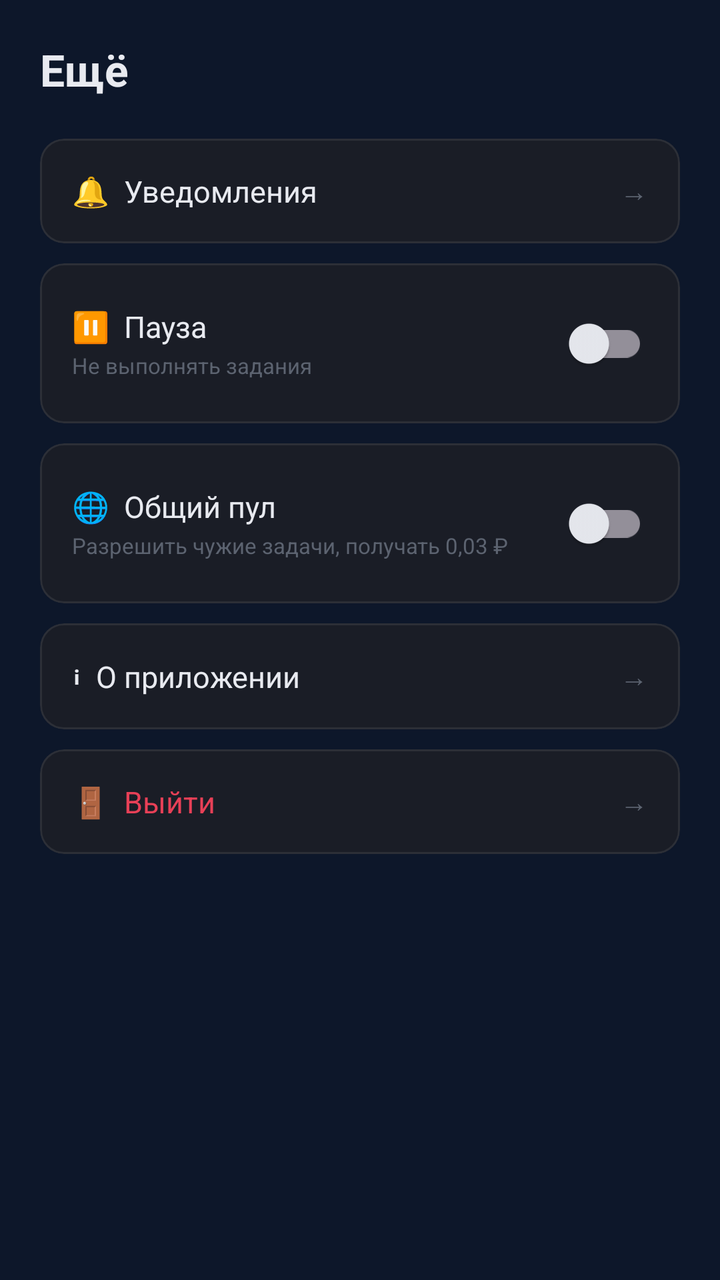
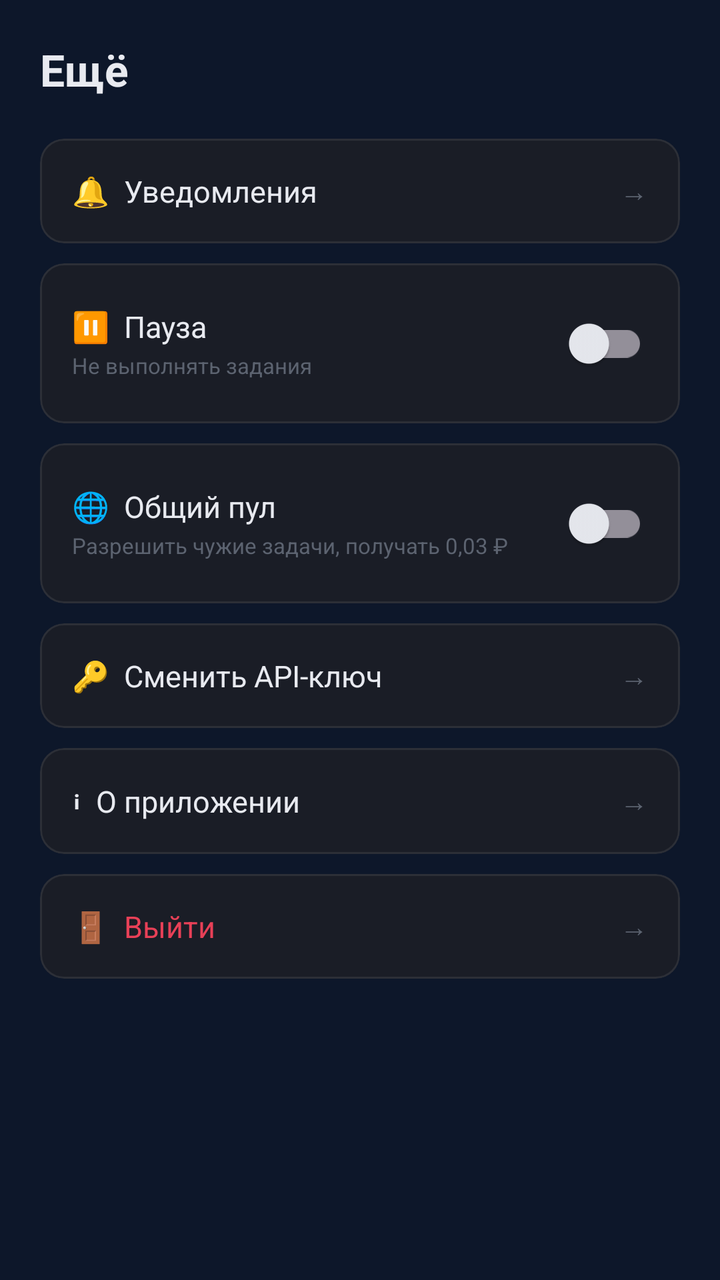

Screens rendered from an Android XML layout before and after an edit, with the pre-edit source and the edit as a unified diff.
<!-- AndroidManifest.xml: application theme Theme.SvoiLid -->
<!-- res/layout/fragment_more.xml -->
<?xml version="1.0" encoding="utf-8"?>
<androidx.core.widget.NestedScrollView xmlns:android="http://schemas.android.com/apk/res/android"
    xmlns:app="http://schemas.android.com/apk/res-auto"
    android:layout_width="match_parent"
    android:layout_height="match_parent"
    android:background="@color/bg_main"
    android:fillViewport="true">

    <LinearLayout
        android:layout_width="match_parent"
        android:layout_height="wrap_content"
        android:orientation="vertical"
        android:padding="20dp">

        <TextView
            android:layout_width="match_parent"
            android:layout_height="wrap_content"
            android:text="Ещё"
            android:textColor="@color/text_primary"
            android:textSize="22sp"
            android:textStyle="bold"
            android:layout_marginBottom="20dp" />

        
        <com.google.android.material.card.MaterialCardView
            android:layout_width="match_parent"
            android:layout_height="wrap_content"
            android:layout_marginBottom="10dp"
            app:cardBackgroundColor="@color/bg_card"
            app:cardCornerRadius="12dp"
            app:cardElevation="0dp"
            app:strokeColor="@color/border"
            app:strokeWidth="1dp"
            android:clickable="true"
            android:focusable="true"
            android:foreground="?attr/selectableItemBackground"
            android:id="@+id/rowNotifications">

            <LinearLayout
                android:layout_width="match_parent"
                android:layout_height="wrap_content"
                android:orientation="horizontal"
                android:padding="16dp"
                android:gravity="center_vertical">

                <TextView
                    android:layout_width="0dp"
                    android:layout_height="wrap_content"
                    android:layout_weight="1"
                    android:text="🔔  Уведомления"
                    android:textColor="@color/text_primary"
                    android:textSize="15sp" />

                <TextView
                    android:id="@+id/tvNotifBadge"
                    android:layout_width="wrap_content"
                    android:layout_height="wrap_content"
                    android:text="0"
                    android:textColor="#000"
                    android:textSize="11sp"
                    android:textStyle="bold"
                    android:background="@color/accent"
                    android:paddingStart="8dp"
                    android:paddingEnd="8dp"
                    android:paddingTop="2dp"
                    android:paddingBottom="2dp"
                    android:layout_marginEnd="8dp"
                    android:visibility="gone" />

                <TextView
                    android:layout_width="wrap_content"
                    android:layout_height="wrap_content"
                    android:text="→"
                    android:textColor="@color/text_muted"
                    android:textSize="14sp" />
            </LinearLayout>
        </com.google.android.material.card.MaterialCardView>

        
        <com.google.android.material.card.MaterialCardView
            android:layout_width="match_parent"
            android:layout_height="wrap_content"
            android:layout_marginBottom="10dp"
            app:cardBackgroundColor="@color/bg_card"
            app:cardCornerRadius="12dp"
            app:cardElevation="0dp"
            app:strokeColor="@color/border"
            app:strokeWidth="1dp">

            <LinearLayout
                android:layout_width="match_parent"
                android:layout_height="wrap_content"
                android:orientation="horizontal"
                android:padding="16dp"
                android:gravity="center_vertical">

                <LinearLayout
                    android:layout_width="0dp"
                    android:layout_height="wrap_content"
                    android:layout_weight="1"
                    android:orientation="vertical">

                    <TextView
                        android:layout_width="wrap_content"
                        android:layout_height="wrap_content"
                        android:text="⏸  Пауза"
                        android:textColor="@color/text_primary"
                        android:textSize="15sp" />

                    <TextView
                        android:layout_width="wrap_content"
                        android:layout_height="wrap_content"
                        android:text="Не выполнять задания"
                        android:textColor="@color/text_muted"
                        android:textSize="11sp"
                        android:layout_marginTop="2dp" />
                </LinearLayout>

                <androidx.appcompat.widget.SwitchCompat
                    android:id="@+id/swPause"
                    android:layout_width="wrap_content"
                    android:layout_height="wrap_content" />
            </LinearLayout>
        </com.google.android.material.card.MaterialCardView>

        
        <com.google.android.material.card.MaterialCardView
            android:layout_width="match_parent"
            android:layout_height="wrap_content"
            android:layout_marginBottom="10dp"
            app:cardBackgroundColor="@color/bg_card"
            app:cardCornerRadius="12dp"
            app:cardElevation="0dp"
            app:strokeColor="@color/border"
            app:strokeWidth="1dp">

            <LinearLayout
                android:layout_width="match_parent"
                android:layout_height="wrap_content"
                android:orientation="horizontal"
                android:padding="16dp"
                android:gravity="center_vertical">

                <LinearLayout
                    android:layout_width="0dp"
                    android:layout_height="wrap_content"
                    android:layout_weight="1"
                    android:orientation="vertical">

                    <TextView
                        android:layout_width="wrap_content"
                        android:layout_height="wrap_content"
                        android:text="🌐  Общий пул"
                        android:textColor="@color/text_primary"
                        android:textSize="15sp" />

                    <TextView
                        android:layout_width="wrap_content"
                        android:layout_height="wrap_content"
                        android:text="Разрешить чужие задачи, получать 0,03 ₽"
                        android:textColor="@color/text_muted"
                        android:textSize="11sp"
                        android:layout_marginTop="2dp" />
                </LinearLayout>

                <androidx.appcompat.widget.SwitchCompat
                    android:id="@+id/swPool"
                    android:layout_width="wrap_content"
                    android:layout_height="wrap_content" />
            </LinearLayout>
        </com.google.android.material.card.MaterialCardView>

        
        <com.google.android.material.card.MaterialCardView
            android:layout_width="match_parent"
            android:layout_height="wrap_content"
            android:layout_marginBottom="10dp"
            app:cardBackgroundColor="@color/bg_card"
            app:cardCornerRadius="12dp"
            app:cardElevation="0dp"
            app:strokeColor="@color/border"
            app:strokeWidth="1dp"
            android:clickable="true"
            android:focusable="true"
            android:foreground="?attr/selectableItemBackground"
            android:id="@+id/rowAbout">

            <LinearLayout
                android:layout_width="match_parent"
                android:layout_height="wrap_content"
                android:orientation="horizontal"
                android:padding="16dp"
                android:gravity="center_vertical">

                <TextView
                    android:layout_width="0dp"
                    android:layout_height="wrap_content"
                    android:layout_weight="1"
                    android:text="ℹ  О приложении"
                    android:textColor="@color/text_primary"
                    android:textSize="15sp" />

                <TextView
                    android:layout_width="wrap_content"
                    android:layout_height="wrap_content"
                    android:text="→"
                    android:textColor="@color/text_muted"
                    android:textSize="14sp" />
            </LinearLayout>
        </com.google.android.material.card.MaterialCardView>

        
        <com.google.android.material.card.MaterialCardView
            android:layout_width="match_parent"
            android:layout_height="wrap_content"
            app:cardBackgroundColor="@color/bg_card"
            app:cardCornerRadius="12dp"
            app:cardElevation="0dp"
            app:strokeColor="@color/border"
            app:strokeWidth="1dp"
            android:clickable="true"
            android:focusable="true"
            android:foreground="?attr/selectableItemBackground"
            android:id="@+id/rowLogout">

            <LinearLayout
                android:layout_width="match_parent"
                android:layout_height="wrap_content"
                android:orientation="horizontal"
                android:padding="16dp"
                android:gravity="center_vertical">

                <TextView
                    android:layout_width="0dp"
                    android:layout_height="wrap_content"
                    android:layout_weight="1"
                    android:text="🚪  Выйти"
                    android:textColor="#e84057"
                    android:textSize="15sp" />

                <TextView
                    android:layout_width="wrap_content"
                    android:layout_height="wrap_content"
                    android:text="→"
                    android:textColor="@color/text_muted"
                    android:textSize="14sp" />
            </LinearLayout>
        </com.google.android.material.card.MaterialCardView>

    </LinearLayout>
</androidx.core.widget.NestedScrollView>
<!-- resources referenced by this layout -->
<resources>
  <color name="accent">#e8920d</color>
  <color name="bg_card">#1a1d26</color>
  <color name="bg_main">#0d172a</color>
  <color name="border">#14FFFFFF</color>
  <color name="text_muted">#5c6370</color>
  <color name="text_primary">#e8eaf0</color>
  <style name="Theme.SvoiLid" parent="Theme.Material3.Dark.NoActionBar">
          <item name="colorPrimary">@color/accent</item>
          <item name="colorOnPrimary">#000000</item>
          <item name="colorPrimaryContainer">@color/accent_soft</item>
          <item name="colorOnPrimaryContainer">@color/accent</item>
  
          <item name="colorSecondary">@color/accent</item>
          <item name="colorOnSecondary">#000000</item>
  
          <item name="android:colorBackground">@color/bg_main</item>
          <item name="colorSurface">@color/bg_card</item>
          <item name="colorOnSurface">@color/text_primary</item>
          <item name="colorSurfaceVariant">@color/bg_input</item>
          <item name="colorOnSurfaceVariant">@color/text_secondary</item>
  
          <item name="colorError">@color/red</item>
          <item name="android:statusBarColor">@color/bg_main</item>
          <item name="android:navigationBarColor">@color/bg_main</item>
          <item name="android:windowLightStatusBar">false</item>
      </style>
  <color name="accent_soft">#1FE8920D</color>
  <color name="bg_input">#11131a</color>
  <color name="text_secondary">#8b95a8</color>
  <color name="red">#e84057</color>
</resources>

<!-- the commit's change to res/layout/fragment_more.xml (unified diff, before → after) -->
@@ -183,6 +183,45 @@
             android:clickable="true"
             android:focusable="true"
             android:foreground="?attr/selectableItemBackground"
+            android:id="@+id/rowChangeKey">
+
+            <LinearLayout
+                android:layout_width="match_parent"
+                android:layout_height="wrap_content"
+                android:orientation="horizontal"
+                android:padding="16dp"
+                android:gravity="center_vertical">
+
+                <TextView
+                    android:layout_width="0dp"
+                    android:layout_height="wrap_content"
+                    android:layout_weight="1"
+                    android:text="🔑  Сменить API-ключ"
+                    android:textColor="@color/text_primary"
+                    android:textSize="15sp" />
+
+                <TextView
+                    android:layout_width="wrap_content"
+                    android:layout_height="wrap_content"
+                    android:text="→"
+                    android:textColor="@color/text_muted"
+                    android:textSize="14sp" />
+            </LinearLayout>
+        </com.google.android.material.card.MaterialCardView>
+        
+        
+        <com.google.android.material.card.MaterialCardView
+            android:layout_width="match_parent"
+            android:layout_height="wrap_content"
+            android:layout_marginBottom="10dp"
+            app:cardBackgroundColor="@color/bg_card"
+            app:cardCornerRadius="12dp"
+            app:cardElevation="0dp"
+            app:strokeColor="@color/border"
+            app:strokeWidth="1dp"
+            android:clickable="true"
+            android:focusable="true"
+            android:foreground="?attr/selectableItemBackground"
             android:id="@+id/rowAbout">
 
             <LinearLayout
